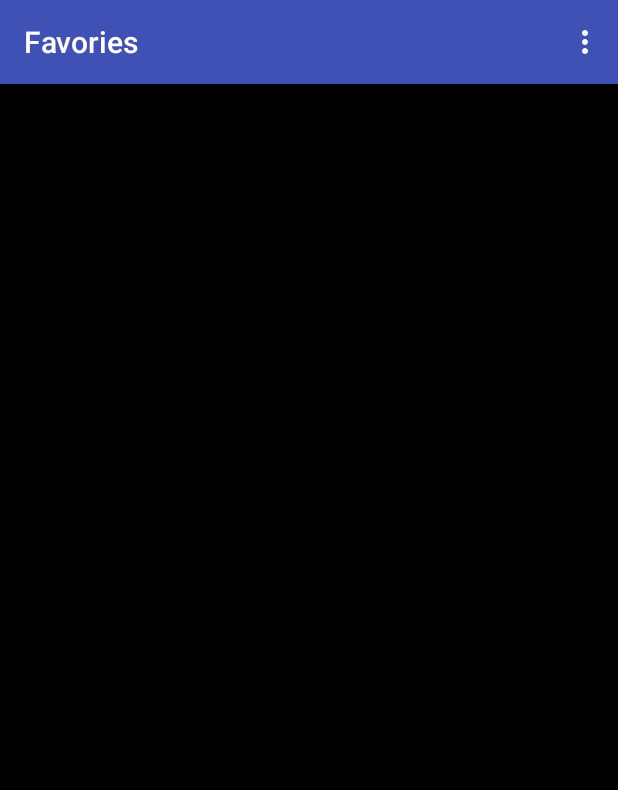
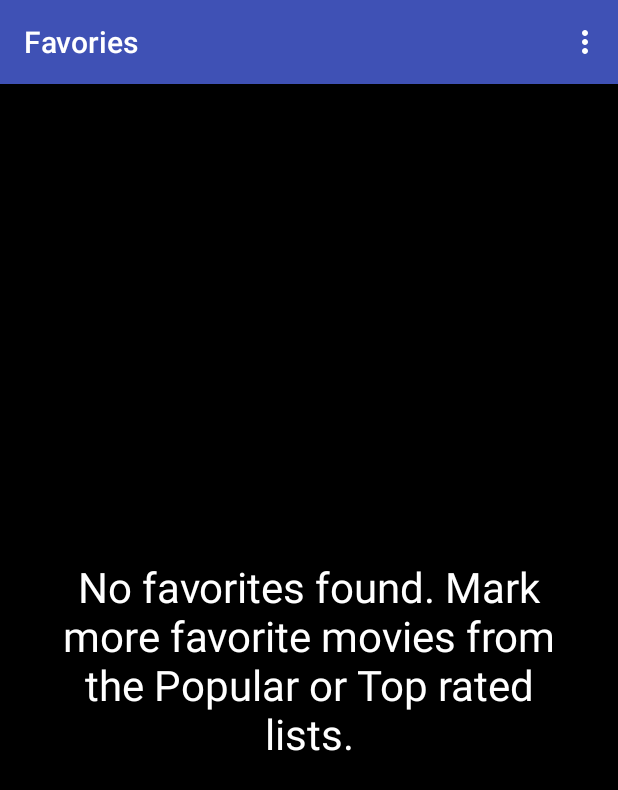
Before and after one commit to JohnyLearning/PopularMoviesStage2, an Android app: the screen it shows after launch (MoviesActivity), in the options menu, after a tap on "Show favorites", on a phone screen of 412 x 824 dp. Shown: the top 790 px of the screen. Run offline under Robolectric (Android 15) with nearby library versions, the phone set to English and light mode, and no system bars; our stand-ins replace Picasso, Room's generated code, RxJava, data binding; network calls fail; pictures from the network do not load.

Commit message:
feat: empty favorites handling

```diff
--- a/app/src/main/java/com/ivanhadzhi/popularmovies/MoviesActivity.java
+++ b/app/src/main/java/com/ivanhadzhi/popularmovies/MoviesActivity.java
@@ -6,6 +6,7 @@ import android.os.Bundle;
 import android.view.Menu;
 import android.view.MenuInflater;
 import android.view.MenuItem;
+import android.view.View;
 
 import androidx.appcompat.app.ActionBar;
 import androidx.databinding.DataBindingUtil;
@@ -80,16 +81,23 @@ public class MoviesActivity extends BaseActivity {
         return true;
     }
 
-    private void loadMovies(SortBy sortBy, OnError onError) {
+    private void loadMovies(final SortBy sortBy, final OnError onError) {
         moviesViewModel.getMovies(POPULAR, onError).removeObservers(MoviesActivity.this);
         moviesViewModel.getMovies(TOP_RATED, onError).removeObservers(MoviesActivity.this);
         moviesViewModel.getMovies(FAVORITES, onError).removeObservers(MoviesActivity.this);
         moviesViewModel.getMovies(sortBy, onError).observe(MoviesActivity.this, movies -> {
-            setupUI(movies);
+            if (sortBy == FAVORITES && movies == null || movies.size() == 0) {
+                dataBinding.rvMovies.setVisibility(View.GONE);
+                dataBinding.noFavoritesFound.setVisibility(View.VISIBLE);
+            } else {
+                dataBinding.rvMovies.setVisibility(View.VISIBLE);
+                dataBinding.noFavoritesFound.setVisibility(View.GONE);
+                setupUI(movies);
+            }
         });
     }
 
-    private void setActionBarTitle(SortBy sortBy) {
+    private void setActionBarTitle(final SortBy sortBy) {
         ActionBar actionBar = getSupportActionBar();
         if (actionBar != null) {
             if (sortBy == TOP_RATED) {
@@ -106,7 +114,7 @@ public class MoviesActivity extends BaseActivity {
         moviesAdapter.addMovies(movies);
     }
 
-    private void saveSortBy(SortBy sortBy) {
+    private void saveSortBy(final SortBy sortBy) {
         if (getIntent() != null) {
             getIntent().putExtra("sortBy", sortBy.ordinal());
         }
--- a/app/src/main/java/com/ivanhadzhi/popularmovies/MoviesAdapter.java
+++ b/app/src/main/java/com/ivanhadzhi/popularmovies/MoviesAdapter.java
@@ -143,7 +143,7 @@ public class MoviesAdapter extends RecyclerView.Adapter<MoviesAdapter.MovieViewH
         }
 
         private void showSuccessFavorite(View view, Movie movie, @StringRes int message) {
-            Snackbar.make(view, context.getString(R.string.mark_favorite, movie.getTitle()), Snackbar.LENGTH_SHORT).show();
+            Snackbar.make(view, context.getString(message, movie.getTitle()), Snackbar.LENGTH_SHORT).show();
             favoriteFlag = !favoriteFlag;
             setImageActionDrawable(favoriteFlag);
 
--- a/app/src/main/res/layout/activity_movies.xml
+++ b/app/src/main/res/layout/activity_movies.xml
@@ -1,5 +1,7 @@
 <?xml version="1.0" encoding="utf-8"?>
-<layout xmlns:android="http://schemas.android.com/apk/res/android">
+<layout
+    xmlns:android="http://schemas.android.com/apk/res/android"
+    xmlns:tools="http://schemas.android.com/tools">
 
     <FrameLayout
         android:layout_width="match_parent"
@@ -10,7 +12,20 @@
         <androidx.recyclerview.widget.RecyclerView
             android:id="@+id/rv_movies"
             android:layout_width="match_parent"
-            android:layout_height="match_parent" />
+            android:layout_height="match_parent"/>
+
+        <TextView
+            android:id="@+id/no_favorites_found"
+            android:layout_width="match_parent"
+            android:layout_height="match_parent"
+            android:maxLines="4"
+            android:padding="24dp"
+            android:textColor="@color/white"
+            android:textSize="@dimen/movie_title"
+            android:text="No favorites found. Mark more favorite movies from the Popular or Top rated lists."
+            android:layout_gravity="center"
+            android:gravity="center"
+            android:visibility="gone"/>
 
     </FrameLayout>
 
```
